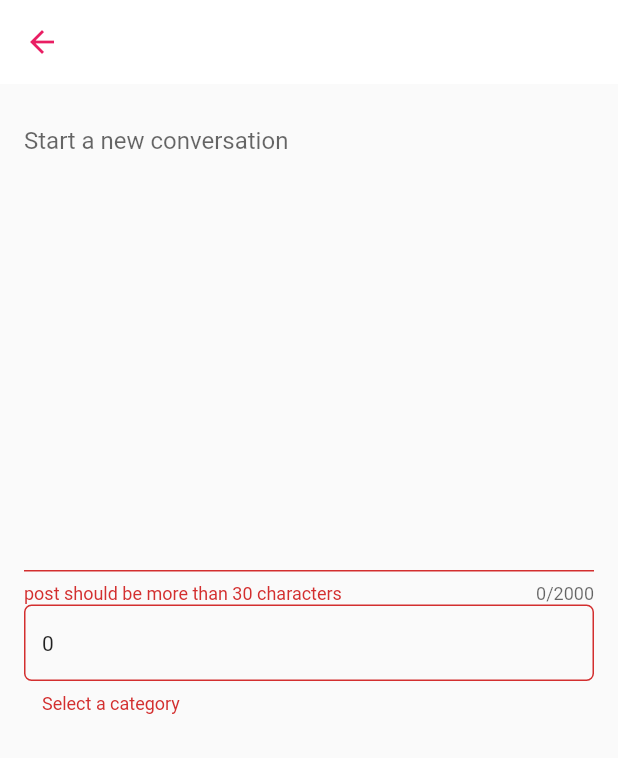
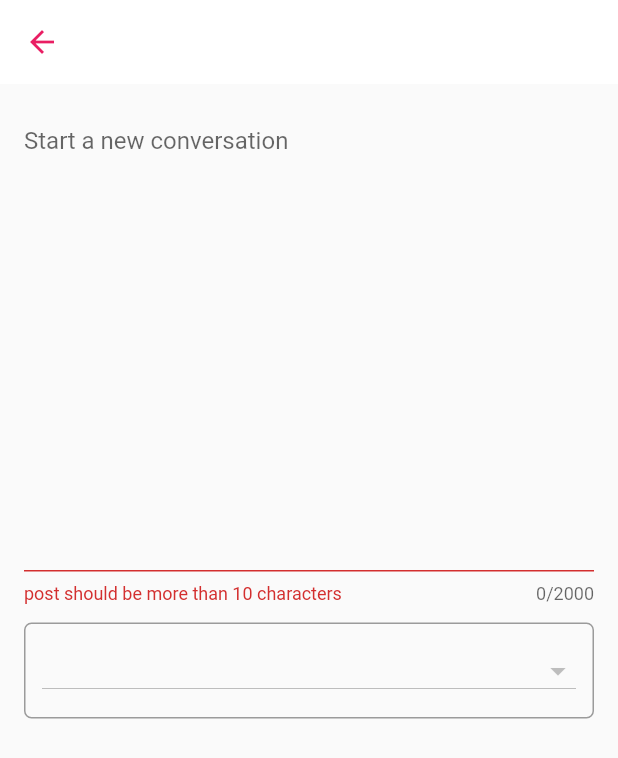
Before and after one commit to override-bot/coderoom, a Flutter app: the screen it shows once a user with an empty profile is signed in, after a tap on the "edit" icon, on a phone screen of 412 x 824 dp. Shown: the top 758 px of the screen. Run offline on Flutter 3.47's test engine with Material 2 defaults, Android fonts, the phone set to English and light mode, and no system bars; our stand-ins replace cloud_firestore, firebase_auth, firebase_core, velocity_x; accounts and stored records are empty.

```diff
--- a/lib/services/postUpload.dart
+++ b/lib/services/postUpload.dart
@@ -50,6 +50,7 @@ Future addComment(comment, postId) async{
         final name = displayname;
         FirebaseFirestore.instance.collection('Comments').doc(postId).collection('postComments').add({
                   'name': name,
-                  'comment':comment
+                  'comment':comment ,
+                  "timeStamp": DateTime.now()
         });
 }
--- a/lib/uploadPage.dart
+++ b/lib/uploadPage.dart
@@ -19,25 +19,11 @@ class uploadPage extends StatefulWidget {
     TextEditingController _PostField = TextEditingController();
      bool isEnabled = false;
      String category;
-    Future<List<String>> getCategories() async {
-
-        QuerySnapshot categories = await FirebaseFirestore
-       .instance
-       .collection("Categories").get();
-     return categories.docs
-     .map((snap) => snap.data()["category"]).toList();
-
-     }
-
-
-     List<String>categories = List<String>();
-     @override
-     void initState(){
-       super.initState();
-     }
+   bool _isEnabled = false;
   @override
   Widget build(BuildContext context) {
     return Scaffold(
+      resizeToAvoidBottomPadding: false,
       appBar: AppBar(
                backgroundColor: Colors.white,
          elevation: 0.0,
@@ -55,7 +41,7 @@ class uploadPage extends StatefulWidget {
                  ),
                  color: Colors.pink,
                  textColor: Colors.white,
-                 onPressed: isEnabled? () async {uploadPost(_PostField.text, category).then((value) {
+                 onPressed: isEnabled & !_isEnabled? () async {uploadPost(_PostField.text, category).then((value) {
                  Navigator.of(context).pushAndRemoveUntil(MaterialPageRoute(builder: (context) => indexPage()), (route) => false);
               });} : null,
                   child: "Post".text.bold.make(),
@@ -69,7 +55,7 @@ class uploadPage extends StatefulWidget {
          children: [TextField(
             onChanged: (text){
                         setState((){
-                          if(text.length > 30)
+                          if(text.length > 10)
                           isEnabled = true;
                           else
                           isEnabled = false;
@@ -83,54 +69,61 @@ class uploadPage extends StatefulWidget {
             decoration: InputDecoration(
                         hintText: "Start a new conversation",
 
-                        errorText: !isEnabled ? 'post should be more than 30 characters' : null
+                        errorText: !isEnabled ? 'post should be more than 10 characters' : null
                       ),
 
+
          ),
-         InputDecorator(
-           isEmpty: isEnabled = false,
+         new StreamBuilder<QuerySnapshot>(
+           stream:FirebaseFirestore.instance.collection("Categories").snapshots(),
+           builder:(context, snapshot){
+             if(!snapshot.hasData){
+               return Center(
+               child:  CircularProgressIndicator(backgroundColor: Colors.pink)
+               );
+             }
+
+              return new Container(
+               // padding: EdgeInsets.only(bottom:16.0),
+                width: MediaQuery.of(context).size.width,
+                child: new InputDecorator(
                   decoration: InputDecoration(
-             errorText: !isEnabled ? 'Select a category' : null,
-             hintText: 'Choose a category',
+                    hintText: "Choose a category",
+                    errorText: _isEnabled ? "Add a category": null,
+                    border: OutlineInputBorder(borderRadius: BorderRadius.circular(5.0))
+                  ) ,
+                  isEmpty: _isEnabled = false,
+                  child: new DropdownButton(
+                    value: category,
+                    isExpanded: true,
                     isDense: true,
-             border: OutlineInputBorder(borderRadius: BorderRadius.circular(5.0)),
-           ),
-        child: FutureBuilder<List<String>>(
-          future: getCategories(),
-          builder: (context, snapshot){
-            if(snapshot.hasData){
-             return DropdownButton<String>(
-           value: category,
-           icon: Icon(Icons.arrow_downward),
-           iconSize: 24,
-          elevation: 16,
-          style: TextStyle(
-            color: Colors.pink
-          ),
-          underline: Container(
-            height: 2,
-            color: Colors.pinkAccent,
-          ),
                     onChanged: (String newValue){
                       setState((){
                         category = newValue;
+                        _isEnabled = true;
                       });
+
                     },
-          items: snapshot.data
-          .map<DropdownMenuItem<String>>
-          ((String value){
-            return DropdownMenuItem<String>(
-              value: value,
-              child: Text(value),
+                    items: snapshot.data.docs.map((DocumentSnapshot document){
+                      return new DropdownMenuItem<String>(
+                      value:document.data()['category'],
+                      child: new Container(
+                        decoration: new BoxDecoration(
+                          borderRadius: new BorderRadius.circular(5.0)
+                        ),
+                        height:90,
+
+                        child: new Text(document.data()['category']),
+                      ),
+                     ); }).toList(),
+                  ),
+                ),
               );
-          }).toList(),
 
-         );
-            }
-            return Text("0");
              }
 
-         ))] ).p16(),
+         ).py12(),
+       ] ).p16(),
     ));
   }
   }
```
Also changed, not shown: lib/CategoryPosts.dart (+25 -10 lines), lib/categoryComments.dart (+64 -42 lines). Lines whose indentation alone changed are shown as unchanged.
